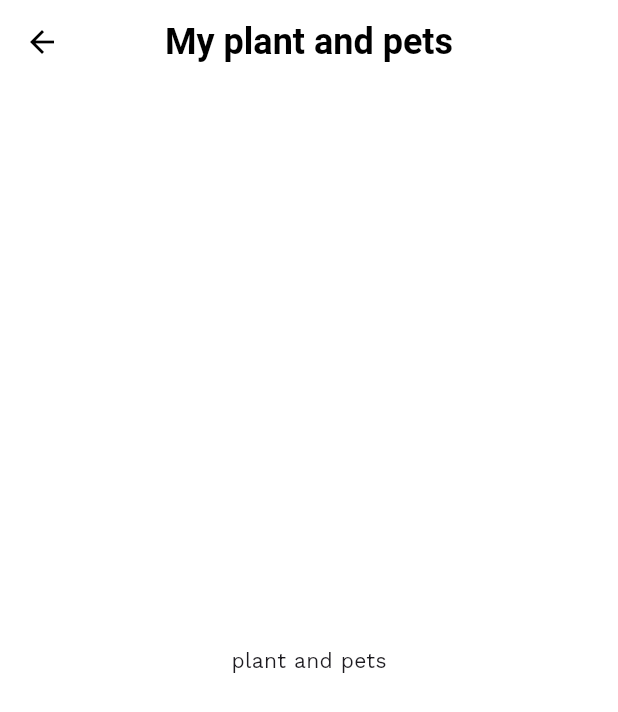
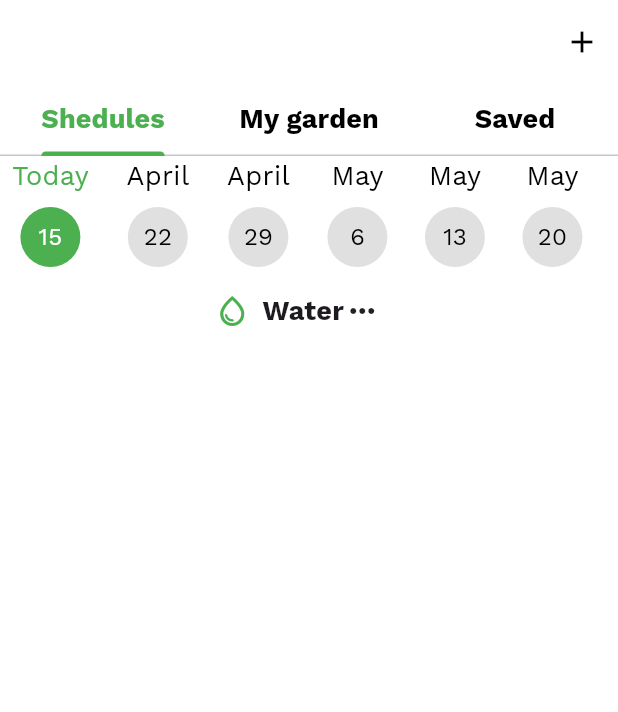
Before and after one commit to IEEE-hackthon/happy_care, a Flutter app: the FavPage screen opened directly, item 2 of the bottom bar chosen, on a phone screen of 412 x 824 dp. Shown: the top 712 px of the screen. Run offline on Flutter 3.47's test engine with Material 3 defaults, Android fonts, the phone set to English and light mode, and no system bars; our stand-ins replace animated_splash_screen, camera, lottie, smooth_page_indicator; network calls fail.

Commit message:
create my plant page

```diff
--- a/lib/views/details_page/details_page.dart
+++ b/lib/views/details_page/details_page.dart
@@ -6,7 +6,7 @@ import '../../widgets/navigation_bar/custom_bottom_navBar.dart';
 import '../../widgets/navigation_bar/custom_floating_action_button.dart';
 import '../fav_page/fav_page.dart';
 import '../home/home_animal/home_animal.dart';
-import '../my_plant_and_pets/my_plant_and_pets_page.dart';
+import '../my_plant_and_pets/my_plant_page.dart';
 import '../profile/profile_page.dart';
 
 class DetailsPage extends StatefulWidget {
@@ -36,7 +36,7 @@ class _DetailsPageState extends State<DetailsPage> {
       bottomNavigationBar: CustomBottomNavBar(
         pages: const [
           HomeAnimal(),
-          MyPlantAndPetPage(), // Adjust as needed
+          MyPlant(), // Adjust as needed
           FavPage(),
           ProfilePage(
             themeColor: HomeAnimal.primaryColor,
--- a/lib/views/fav_page/fav_page.dart
+++ b/lib/views/fav_page/fav_page.dart
@@ -6,7 +6,7 @@ import '../../widgets/home/section_header.dart';
 import '../../widgets/navigation_bar/custom_bottom_navBar.dart';
 import '../../widgets/navigation_bar/custom_floating_action_button.dart';
 import '../home/home_plant/home_plant.dart';
-import '../my_plant_and_pets/my_plant_and_pets_page.dart';
+import '../my_plant_and_pets/my_plant_page.dart';
 import '../profile/profile_page.dart';
 
 class FavPage extends StatefulWidget {
@@ -140,7 +140,7 @@ class FavPageState extends State<FavPage> {
       bottomNavigationBar: CustomBottomNavBar(
         pages: const [
           HomePlant(),
-          MyPlantAndPetPage(),
+          MyPlant(),
           FavPage(),
           ProfilePage(themeColor: HomePlant.primaryColor),
         ],
--- a/lib/views/home/home_animal/home_animal.dart
+++ b/lib/views/home/home_animal/home_animal.dart
@@ -1,4 +1,5 @@
 import 'package:flutter/material.dart';
+import 'package:save_environment/views/my_plant_and_pets/mt_pets_page.dart';
 import 'package:save_environment/views/search_pages/search_animals_page.dart';
 
 import '../../../models/plant_and_animal_model.dart';
@@ -10,7 +11,6 @@ import '../../../widgets/home/section_header.dart';
 import '../../../widgets/navigation_bar/custom_bottom_navBar.dart';
 import '../../../widgets/navigation_bar/custom_floating_action_button.dart';
 import '../../fav_page/fav_page.dart';
-import '../../my_plant_and_pets/my_plant_and_pets_page.dart';
 import '../../profile/profile_page.dart';
 
 class HomeAnimal extends StatefulWidget {
@@ -42,7 +42,7 @@ class HomeAnimalState extends State<HomeAnimal> {
       bottomNavigationBar: CustomBottomNavBar(
         pages: const [
           HomeAnimal(),
-          MyPlantAndPetPage(),
+          MyPets(),
           FavPage(),
           ProfilePage(
             themeColor: HomeAnimal.primaryColor,
--- a/lib/views/home/home_plant/home_plant.dart
+++ b/lib/views/home/home_plant/home_plant.dart
@@ -10,7 +10,7 @@ import '../../../widgets/home/section_header.dart';
 import '../../../widgets/navigation_bar/custom_bottom_navBar.dart';
 import '../../../widgets/navigation_bar/custom_floating_action_button.dart';
 import '../../fav_page/fav_page.dart';
-import '../../my_plant_and_pets/my_plant_and_pets_page.dart';
+import '../../my_plant_and_pets/my_plant_page.dart';
 import '../../profile/profile_page.dart';
 
 class HomePlant extends StatefulWidget {
@@ -42,7 +42,7 @@ class HomePlantState extends State<HomePlant> {
       bottomNavigationBar: CustomBottomNavBar(
         pages: const [
           HomePlant(),
-          MyPlantAndPetPage(),
+          MyPlant(),
           FavPage(),
           ProfilePage(
             themeColor: HomePlant.primaryColor,
--- a/lib/views/my_plant_and_pets/my_plant_and_pets_page.dart
+++ /dev/null
@@ -1,17 +0,0 @@
-import 'package:flutter/material.dart';
-
-class MyPlantAndPetPage extends StatelessWidget {
-  const MyPlantAndPetPage({super.key});
-
-  @override
-  Widget build(BuildContext context) {
-    return Scaffold(
-      appBar: AppBar(
-        title: const Text('My plant and pets'),
-      ),
-      body: const Center(
-        child: Text('plant and pets'),
-      ),
-    );
-  }
-}
--- /dev/null
+++ b/lib/views/my_plant_and_pets/my_plant_page.dart
@@ -0,0 +1,48 @@
+import 'package:flutter/material.dart';
+
+import '../../widgets/myPetAndMyPlanet/shedule_tab.dart';
+
+class MyPlant extends StatelessWidget {
+  const MyPlant({super.key});
+
+  @override
+  Widget build(BuildContext context) {
+    return DefaultTabController(
+      length: 3,
+      child: Scaffold(
+        appBar: AppBar(
+          automaticallyImplyLeading: false,
+          actions: [
+            IconButton(
+              onPressed: () {},
+              icon: Icon(Icons.add),
+            ),
+          ],
+          bottom: TabBar(
+            labelStyle: TextStyle(fontWeight: FontWeight.bold, fontSize: 18),
+            labelColor: Colors.green,
+            unselectedLabelColor: Colors.black,
+            indicatorColor: Colors.green,
+            tabs: [
+              Tab(
+                text: 'Shedules',
+              ),
+              Tab(
+                text: 'My garden',
+              ),
+              Tab(
+                text: 'Saved',
+              ),
+            ],
+          ),
+          elevation: 0,
+        ),
+        body: TabBarView(
+          children: [
+            ScheduleTab(),
+          ],
+        ),
+      ),
+    );
+  }
+}
--- a/lib/views/profile/profile_page.dart
+++ b/lib/views/profile/profile_page.dart
@@ -6,7 +6,7 @@ import 'package:save_environment/widgets/profile/profile_options.dart';
 import '../../widgets/navigation_bar/custom_bottom_navBar.dart';
 import '../../widgets/navigation_bar/custom_floating_action_button.dart';
 import '../fav_page/fav_page.dart';
-import '../my_plant_and_pets/my_plant_and_pets_page.dart';
+import '../my_plant_and_pets/my_plant_page.dart';
 
 class ProfilePage extends StatefulWidget {
   const ProfilePage({super.key, required this.themeColor});
@@ -39,7 +39,7 @@ class ProfilePageState extends State<ProfilePage> {
       bottomNavigationBar: CustomBottomNavBar(
         pages: [
           const HomePlant(),
-          const MyPlantAndPetPage(),
+          const MyPlant(),
           const FavPage(),
           ProfilePage(
             themeColor: widget.themeColor,
--- /dev/null
+++ b/lib/widgets/myPetAndMyPlanet/date_circle.dart
@@ -0,0 +1,37 @@
+import 'package:flutter/material.dart';
+class DataCircle extends StatelessWidget {
+  const DataCircle({super.key, required this.day, required this.label, required this.isSelected});
+
+  final String day;
+  final String label;
+  final bool isSelected;
+  @override
+  Widget build(BuildContext context) {
+    return  Padding(
+        padding: EdgeInsets.symmetric(horizontal: 8),
+      child: Column(
+        mainAxisAlignment: MainAxisAlignment.center,
+        children: [
+          Text(
+              label ,
+            style: TextStyle(
+              color: isSelected ? Colors.green : Colors.black ,
+              fontSize: 18,
+            ),
+          ),
+          SizedBox(height: 8,),
+          CircleAvatar(
+            radius: 20,
+            backgroundColor: isSelected ? Colors.green : Colors.grey[300],
+            child: Text(
+                day,
+            style: TextStyle(
+              color:  isSelected ? Colors.white : Colors.black,
+            ),
+            ),
+          )
+        ],
+      ),
+    );
+  }
+}
--- /dev/null
+++ b/lib/widgets/myPetAndMyPlanet/shedule_tab.dart
@@ -0,0 +1,67 @@
+import 'package:flutter/material.dart';
+import 'package:save_environment/widgets/myPetAndMyPlanet/date_circle.dart';
+
+class ScheduleTab extends StatelessWidget {
+  const ScheduleTab({
+    super.key,
+  });
+  @override
+  Widget build(BuildContext context) {
+    return SingleChildScrollView(
+      scrollDirection: Axis.horizontal,
+      child: Column(
+        children: [
+          SingleChildScrollView(
+            scrollDirection: Axis.horizontal,
+            child: Row(
+              children: [
+                DataCircle(day: '15', label: 'Today', isSelected: true),
+                SizedBox(
+                  width: 9,
+                ),
+                DataCircle(day: '22', label: 'April', isSelected: false),
+                SizedBox(
+                  width: 9,
+                ),
+                DataCircle(day: '29', label: 'April', isSelected: false),
+                SizedBox(
+                  width: 9,
+                ),
+                DataCircle(day: '6', label: 'May', isSelected: false),
+                SizedBox(
+                  width: 9,
+                ),
+                DataCircle(day: '13', label: 'May', isSelected: false),
+                SizedBox(
+                  width: 9,
+                ),
+                DataCircle(day: '20', label: 'May', isSelected: false),
+              ],
+            ),
+          ),
+          Padding(
+            padding: EdgeInsets.all(16),
+            child: Row(
+              children: [
+                Icon(
+                  Icons.water_drop_outlined,
+                  color: Colors.green,
+                ),
+                SizedBox(
+                  width: 8,
+                ),
+                Text(
+                  'Water',
+                  style: TextStyle(fontSize: 18, fontWeight: FontWeight.bold),
+                ),
+                Spacer(),
+                Icon(Icons.more_horiz),
+              ],
+            ),
+          ),
+
+        ],
+      ),
+    );
+  }
+}
```
Also changed, not shown: lib/views/my_plant_and_pets/mt_pets_page.dart (added, +44 -0 lines), lib/widgets/myPetAndMyPlanet/plant_list_item.dart (added, +43 -0 lines), lib/widgets/myPetAndMyPlanet/title.dart (added, +21 -0 lines), pubspec.lock, 1 other file.
